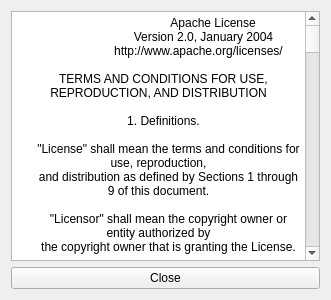
First picture: the form in license.ui, repository Lyuhitto/extracting_files_from_dir, before the edit.
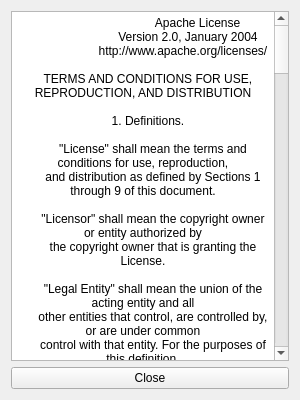
Second picture: the form after the edit.

Commit message:
Modify window size and name
Modify window size and name.

What changed in the file:
```diff
--- a/license.ui
+++ b/license.ui
@@ -6,8 +6,8 @@
    <rect>
     <x>0</x>
     <y>0</y>
-    <width>331</width>
-    <height>300</height>
+    <width>300</width>
+    <height>400</height>
    </rect>
   </property>
   <property name="windowTitle">
```
Left out of the diff: 2 changed lines with no effect on the pictures. The commit also changes 4 other files.
